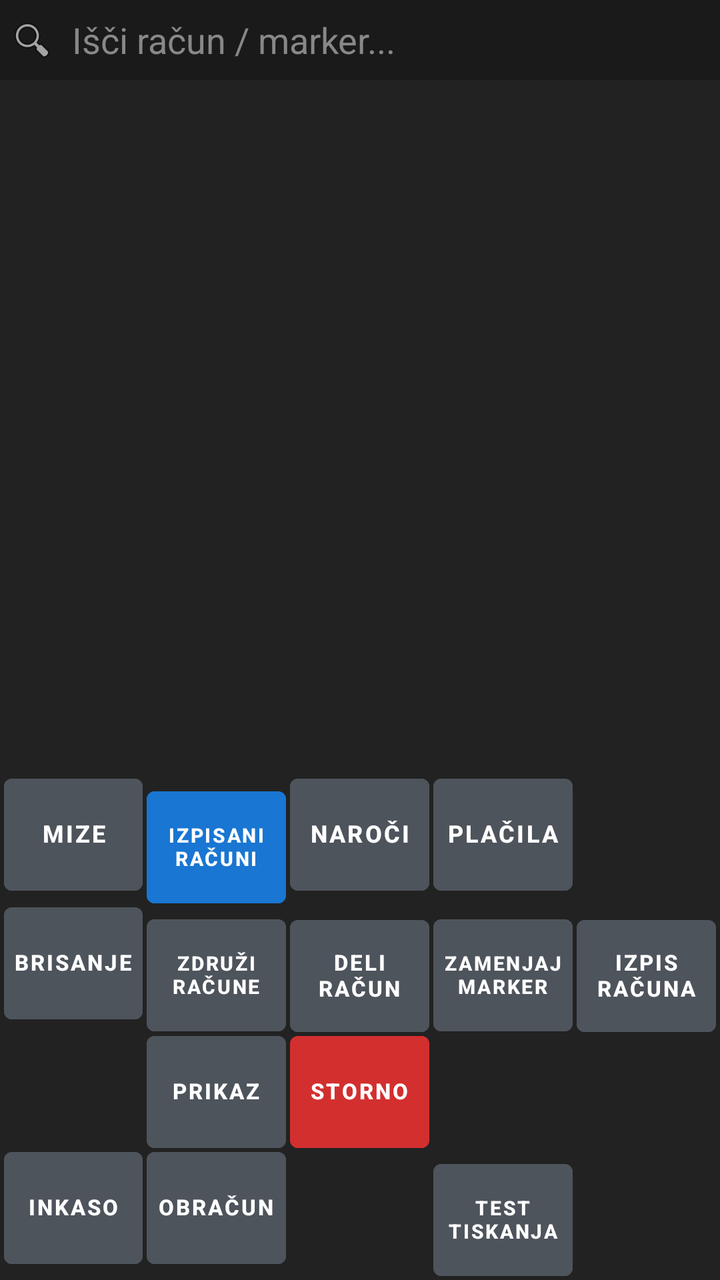
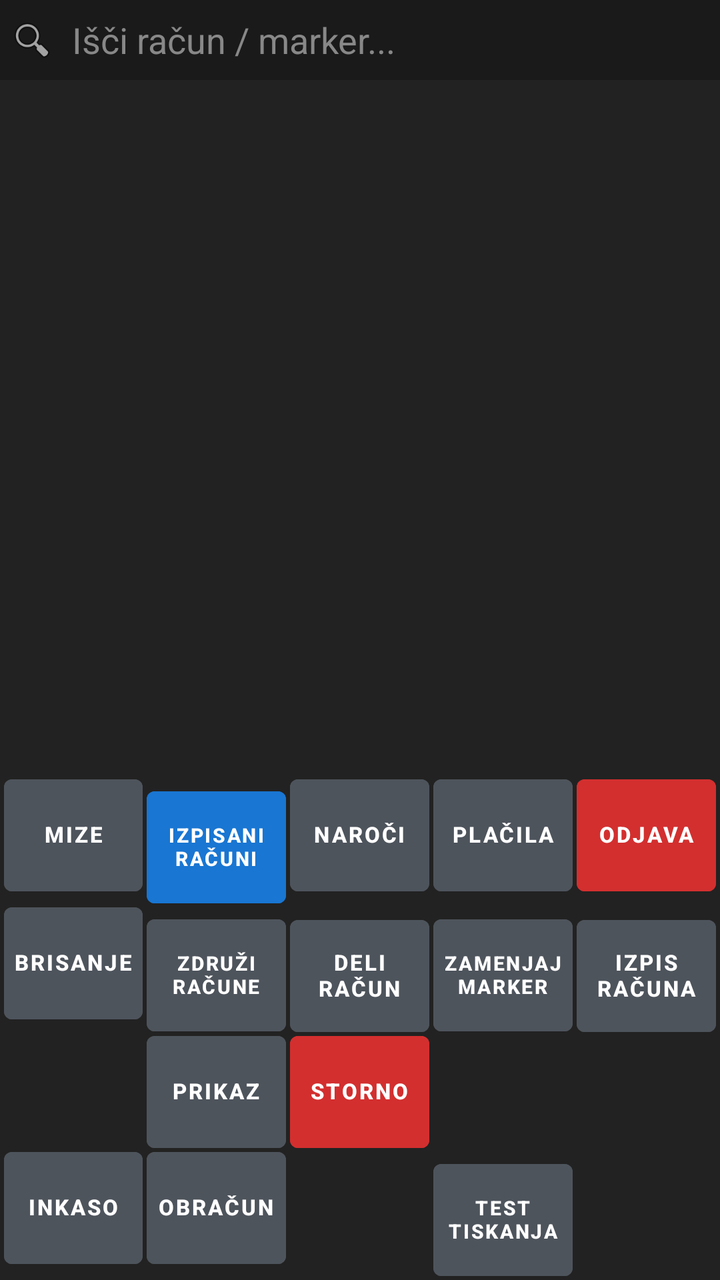

The first picture is an Android layout as it rendered before a commit; the second is the same layout after the commit. The layout source and the unified diff follow.
<!-- AndroidManifest.xml: application theme Theme.RosKasa -->
<!-- res/layout/fragment_racuni.xml -->
<?xml version="1.0" encoding="utf-8"?>
<LinearLayout xmlns:android="http://schemas.android.com/apk/res/android"
    xmlns:app="http://schemas.android.com/apk/res-auto"
    android:layout_width="match_parent"
    android:layout_height="match_parent"
    android:orientation="vertical"
    android:background="@color/pos_bg_dark">

    
    <LinearLayout
        android:layout_width="match_parent"
        android:layout_height="40dp"
        android:background="@color/pos_header_bg"
        android:padding="4dp"
        android:orientation="horizontal">

        <ImageView
            android:layout_width="24dp"
            android:layout_height="24dp"
            android:layout_gravity="center_vertical"
            android:src="@android:drawable/ic_menu_search"
            android:contentDescription="Search" />

        <EditText
            android:id="@+id/etSearchRacun"
            android:layout_width="match_parent"
            android:layout_height="match_parent"
            android:background="@null"
            android:hint="Išči račun / marker..."
            android:textColor="#FFFFFF"
            android:textColorHint="#888888"
            android:paddingStart="8dp"
            android:inputType="text" />
    </LinearLayout>

    
    <FrameLayout
        android:layout_width="match_parent"
        android:layout_height="0dp"
        android:layout_weight="1">

        <androidx.recyclerview.widget.RecyclerView
            android:id="@+id/rvRacuni"
            android:layout_width="match_parent"
            android:layout_height="match_parent"
            android:padding="2dp" />

        <ProgressBar
            android:id="@+id/pbLoading"
            android:layout_width="wrap_content"
            android:layout_height="wrap_content"
            android:layout_gravity="center"
            android:visibility="gone" />

        <TextView
            android:id="@+id/tvEmptyList"
            android:layout_width="wrap_content"
            android:layout_height="wrap_content"
            android:layout_gravity="center"
            android:text="Ni računov za izbran status"
            android:textColor="#888888"
            android:textSize="16sp"
            android:visibility="gone" />
    </FrameLayout>

    
    <GridLayout
        android:layout_width="match_parent"
        android:layout_height="wrap_content"
        android:columnCount="5"
        android:rowCount="4"
        android:alignmentMode="alignBounds"
        android:useDefaultMargins="false"
        android:padding="1dp">

        
        <com.google.android.material.button.MaterialButton
            android:id="@+id/btnNavMize"
            style="@style/PosButtonStyle"
            android:layout_width="0dp"
            android:layout_height="56dp"
            android:layout_columnWeight="1"
            android:backgroundTint="@color/pos_btn_normal"
            android:text="@string/btn_mize"
            android:textColor="#FFFFFF"
            android:textSize="12sp" />

        <com.google.android.material.button.MaterialButton
            android:id="@+id/btnToggleStatus"
            style="@style/PosButtonStyle"
            android:layout_width="0dp"
            android:layout_height="56dp"
            android:layout_columnWeight="1"
            android:backgroundTint="@color/pos_accent_blue"
            android:text="@string/btn_izpisani_racuni"
            android:textColor="#FFFFFF"
            android:textSize="10sp" />

        <com.google.android.material.button.MaterialButton
            android:id="@+id/btnNavNaroci"
            style="@style/PosButtonStyle"
            android:layout_width="0dp"
            android:layout_height="56dp"
            android:layout_columnWeight="1"
            android:backgroundTint="@color/pos_btn_normal"
            android:text="@string/btn_naroci"
            android:textColor="#FFFFFF"
            android:textSize="12sp" />

        <com.google.android.material.button.MaterialButton
            android:id="@+id/btnNavPlacila"
            style="@style/PosButtonStyle"
            android:layout_width="0dp"
            android:layout_height="56dp"
            android:layout_columnWeight="1"
            android:backgroundTint="@color/pos_btn_normal"
            android:text="@string/btn_placila"
            android:textColor="#FFFFFF"
            android:textSize="12sp" />

        <View
            android:layout_width="0dp"
            android:layout_height="56dp"
            android:layout_columnWeight="1" />

        
        <com.google.android.material.button.MaterialButton
            android:id="@+id/btnBrisanje"
            style="@style/PosButtonStyle"
            android:layout_width="0dp"
            android:layout_height="56dp"
            android:layout_columnWeight="1"
            android:backgroundTint="@color/pos_btn_normal"
            android:text="Brisanje"
            android:textColor="#FFFFFF"
            android:textSize="11sp" />

        <com.google.android.material.button.MaterialButton
            android:id="@+id/btnZdruzi"
            style="@style/PosButtonStyle"
            android:layout_width="0dp"
            android:layout_height="56dp"
            android:layout_columnWeight="1"
            android:backgroundTint="@color/pos_btn_normal"
            android:text="Združi račune"
            android:textColor="#FFFFFF"
            android:textSize="10sp" />

        <com.google.android.material.button.MaterialButton
            android:id="@+id/btnDeli"
            style="@style/PosButtonStyle"
            android:layout_width="0dp"
            android:layout_height="56dp"
            android:layout_columnWeight="1"
            android:backgroundTint="@color/pos_btn_normal"
            android:text="Deli račun"
            android:textColor="#FFFFFF"
            android:textSize="11sp" />

        <com.google.android.material.button.MaterialButton
            android:id="@+id/btnZamenjajMarker"
            style="@style/PosButtonStyle"
            android:layout_width="0dp"
            android:layout_height="56dp"
            android:layout_columnWeight="1"
            android:backgroundTint="@color/pos_btn_normal"
            android:text="Zamenjaj marker"
            android:textColor="#FFFFFF"
            android:textSize="10sp" />

        <com.google.android.material.button.MaterialButton
            android:id="@+id/btnIzpisRačuna"
            style="@style/PosButtonStyle"
            android:layout_width="0dp"
            android:layout_height="56dp"
            android:layout_columnWeight="1"
            android:backgroundTint="@color/pos_btn_normal"
            android:text="Izpis Računa"
            android:textColor="#FFFFFF"
            android:textSize="11sp" />

        
        <View
            android:layout_width="0dp"
            android:layout_height="56dp"
            android:layout_columnWeight="1" />

        <com.google.android.material.button.MaterialButton
            android:id="@+id/btnPrikaz"
            style="@style/PosButtonStyle"
            android:layout_width="0dp"
            android:layout_height="56dp"
            android:layout_columnWeight="1"
            android:backgroundTint="@color/pos_btn_normal"
            android:text="Prikaz"
            android:textColor="#FFFFFF"
            android:textSize="11sp" />

        <com.google.android.material.button.MaterialButton
            android:id="@+id/btnStorno"
            style="@style/PosButtonStyle"
            android:layout_width="0dp"
            android:layout_height="56dp"
            android:layout_columnWeight="1"
            android:backgroundTint="@color/pos_accent_red"
            android:text="Storno"
            android:textColor="#FFFFFF"
            android:textSize="11sp" />

        <View
            android:layout_width="0dp"
            android:layout_height="56dp"
            android:layout_columnWeight="1" />

        <View
            android:layout_width="0dp"
            android:layout_height="56dp"
            android:layout_columnWeight="1" />

        
        <com.google.android.material.button.MaterialButton
            android:id="@+id/btnInkaso"
            style="@style/PosButtonStyle"
            android:layout_width="0dp"
            android:layout_height="56dp"
            android:layout_columnWeight="1"
            android:backgroundTint="@color/pos_btn_normal"
            android:text="Inkaso"
            android:textColor="#FFFFFF"
            android:textSize="11sp" />

        <com.google.android.material.button.MaterialButton
            android:id="@+id/btnObracun"
            style="@style/PosButtonStyle"
            android:layout_width="0dp"
            android:layout_height="56dp"
            android:layout_columnWeight="1"
            android:backgroundTint="@color/pos_btn_normal"
            android:text="Obračun"
            android:textColor="#FFFFFF"
            android:textSize="11sp" />

        <View
            android:layout_width="0dp"
            android:layout_height="56dp"
            android:layout_columnWeight="1" />

        <com.google.android.material.button.MaterialButton
            android:id="@+id/btnTestTiskanja"
            style="@style/PosButtonStyle"
            android:layout_width="0dp"
            android:layout_height="56dp"
            android:layout_columnWeight="1"
            android:backgroundTint="@color/pos_btn_normal"
            android:text="Test tiskanja"
            android:textColor="#FFFFFF"
            android:textSize="10sp" />

        <View
            android:layout_width="0dp"
            android:layout_height="56dp"
            android:layout_columnWeight="1" />
    </GridLayout>

</LinearLayout>
<!-- resources referenced by this layout -->
<resources>
  <color name="pos_accent_blue">#1976D2</color>
  <color name="pos_accent_red">#D32F2F</color>
  <color name="pos_bg_dark">#222222</color>
  <color name="pos_btn_normal">#4E545C</color>
  <color name="pos_header_bg">#1A1A1A</color>
  <string name="btn_izpisani_racuni">Izpisani Računi</string>
  <string name="btn_mize">Mize</string>
  <string name="btn_naroci">Naroči</string>
  <string name="btn_placila">Plačila</string>
  <style name="PosButtonStyle" parent="Widget.MaterialComponents.Button">
          <item name="android:layout_height">56dp</item>
          <item name="android:minHeight">56dp</item>
          <item name="android:insetTop">0dp</item>
          <item name="android:insetBottom">0dp</item>
          <item name="android:paddingTop">0dp</item>
          <item name="android:paddingBottom">0dp</item>
          <item name="android:paddingLeft">2dp</item>
          <item name="android:paddingRight">2dp</item>
          <item name="android:gravity">center</item>
          <item name="android:includeFontPadding">false</item>
          <item name="android:textStyle">bold</item>
          <item name="android:textSize">12sp</item>
          <item name="android:layout_margin">1dp</item>
          <item name="android:baselineAligned">false</item>
      </style>
  <style name="Theme.RosKasa" parent="Theme.MaterialComponents.DayNight.NoActionBar">
          <item name="colorPrimary">@color/pos_accent_blue</item>
          <item name="colorSecondary">@color/pos_accent_green</item>
          <item name="android:windowBackground">@color/pos_bg_dark</item>
          <item name="android:textColor">@color/pos_btn_text</item>
      </style>
  <color name="pos_accent_green">#388E3C</color>
  <color name="pos_btn_text">#FFFFFF</color>
</resources>

<!-- the commit's change to res/layout/fragment_racuni.xml (unified diff, before → after) -->
@@ -82,8 +82,7 @@
             android:layout_columnWeight="1"
             android:backgroundTint="@color/pos_btn_normal"
             android:text="@string/btn_mize"
-            android:textColor="#FFFFFF"
-            android:textSize="12sp" />
+            android:textColor="#FFFFFF" />
 
         <com.google.android.material.button.MaterialButton
             android:id="@+id/btnToggleStatus"
@@ -104,8 +103,7 @@
             android:layout_columnWeight="1"
             android:backgroundTint="@color/pos_btn_normal"
             android:text="@string/btn_naroci"
-            android:textColor="#FFFFFF"
-            android:textSize="12sp" />
+            android:textColor="#FFFFFF" />
 
         <com.google.android.material.button.MaterialButton
             android:id="@+id/btnNavPlacila"
@@ -115,13 +113,17 @@
             android:layout_columnWeight="1"
             android:backgroundTint="@color/pos_btn_normal"
             android:text="@string/btn_placila"
-            android:textColor="#FFFFFF"
-            android:textSize="12sp" />
-
-        <View
-            android:layout_width="0dp"
-            android:layout_height="56dp"
-            android:layout_columnWeight="1" />
+            android:textColor="#FFFFFF" />
+
+        <com.google.android.material.button.MaterialButton
+            android:id="@+id/btnOdjava"
+            style="@style/PosButtonStyle"
+            android:layout_width="0dp"
+            android:layout_height="56dp"
+            android:layout_columnWeight="1"
+            android:backgroundTint="@color/pos_accent_red"
+            android:text="@string/btn_odjava"
+            android:textColor="#FFFFFF" />
 
         
         <com.google.android.material.button.MaterialButton
@@ -132,8 +134,7 @@
             android:layout_columnWeight="1"
             android:backgroundTint="@color/pos_btn_normal"
             android:text="Brisanje"
-            android:textColor="#FFFFFF"
-            android:textSize="11sp" />
+            android:textColor="#FFFFFF" />
 
         <com.google.android.material.button.MaterialButton
             android:id="@+id/btnZdruzi"
@@ -154,8 +155,7 @@
             android:layout_columnWeight="1"
             android:backgroundTint="@color/pos_btn_normal"
             android:text="Deli račun"
-            android:textColor="#FFFFFF"
-            android:textSize="11sp" />
+            android:textColor="#FFFFFF" />
 
         <com.google.android.material.button.MaterialButton
             android:id="@+id/btnZamenjajMarker"
@@ -169,15 +169,14 @@
             android:textSize="10sp" />
 
         <com.google.android.material.button.MaterialButton
-            android:id="@+id/btnIzpisRačuna"
+            android:id="@+id/btnIzpisRacuna"
             style="@style/PosButtonStyle"
             android:layout_width="0dp"
             android:layout_height="56dp"
             android:layout_columnWeight="1"
             android:backgroundTint="@color/pos_btn_normal"
             android:text="Izpis Računa"
-            android:textColor="#FFFFFF"
-            android:textSize="11sp" />
+            android:textColor="#FFFFFF" />
 
         
         <View
@@ -193,8 +192,7 @@
             android:layout_columnWeight="1"
             android:backgroundTint="@color/pos_btn_normal"
             android:text="Prikaz"
-            android:textColor="#FFFFFF"
-            android:textSize="11sp" />
+            android:textColor="#FFFFFF" />
 
         <com.google.android.material.button.MaterialButton
             android:id="@+id/btnStorno"
@@ -204,8 +202,7 @@
             android:layout_columnWeight="1"
             android:backgroundTint="@color/pos_accent_red"
             android:text="Storno"
-            android:textColor="#FFFFFF"
-            android:textSize="11sp" />
+            android:textColor="#FFFFFF" />
 
         <View
             android:layout_width="0dp"
@@ -226,8 +223,7 @@
             android:layout_columnWeight="1"
             android:backgroundTint="@color/pos_btn_normal"
             android:text="Inkaso"
-            android:textColor="#FFFFFF"
-            android:textSize="11sp" />
+            android:textColor="#FFFFFF" />
 
         <com.google.android.material.button.MaterialButton
             android:id="@+id/btnObracun"
@@ -237,8 +233,7 @@
             android:layout_columnWeight="1"
             android:backgroundTint="@color/pos_btn_normal"
             android:text="Obračun"
-            android:textColor="#FFFFFF"
-            android:textSize="11sp" />
+            android:textColor="#FFFFFF" />
 
         <View
             android:layout_width="0dp"
<!-- resource entries referenced after the edit -->
@@ -8,6 +8,7 @@
   <string name="btn_izpisani_racuni">Izpisani Računi</string>
   <string name="btn_mize">Mize</string>
   <string name="btn_naroci">Naroči</string>
+  <string name="btn_odjava">Odjava</string>
   <string name="btn_placila">Plačila</string>
   <style name="PosButtonStyle" parent="Widget.MaterialComponents.Button">
           <item name="android:layout_height">56dp</item>
@@ -21,9 +22,11 @@
           <item name="android:gravity">center</item>
           <item name="android:includeFontPadding">false</item>
           <item name="android:textStyle">bold</item>
-          <item name="android:textSize">12sp</item>
+          <item name="android:textSize">11sp</item>
           <item name="android:layout_margin">1dp</item>
           <item name="android:baselineAligned">false</item>
+          <item name="android:maxLines">2</item>
+          <item name="cornerRadius">4dp</item>
       </style>
   <style name="Theme.RosKasa" parent="Theme.MaterialComponents.DayNight.NoActionBar">
           <item name="colorPrimary">@color/pos_accent_blue</item>
